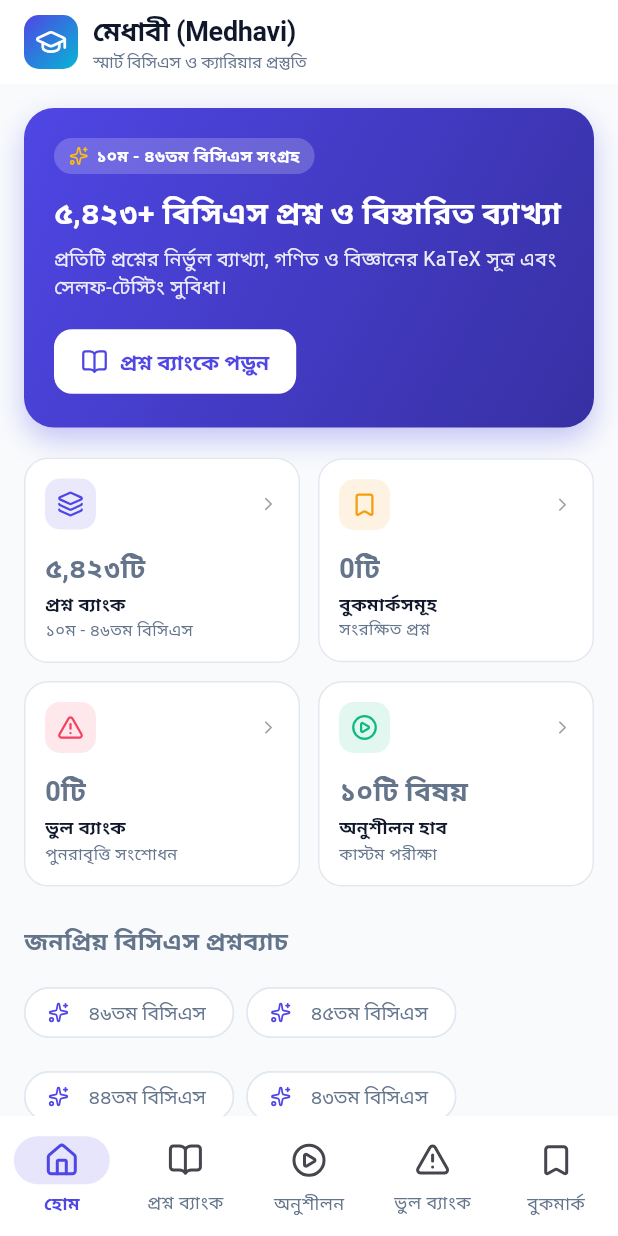
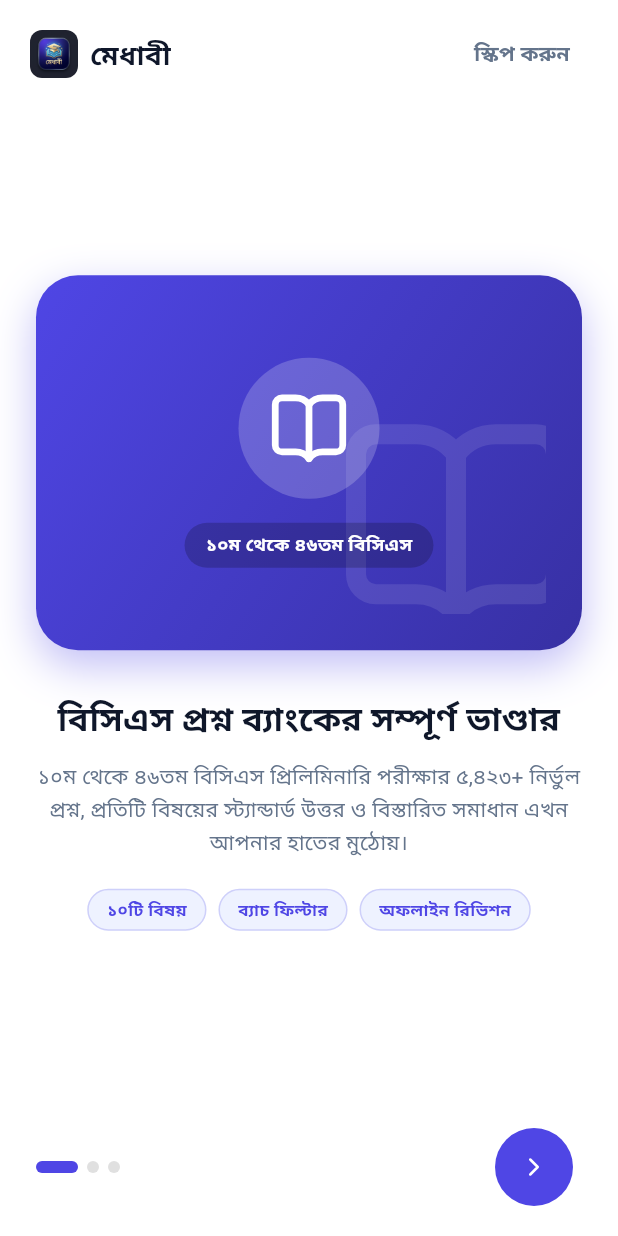
Before and after one commit to bilash-biswas/medhavi-mobile, a Flutter app: the screen it shows after launch, on a phone screen of 412 x 824 dp. Run offline on Flutter 3.47's test engine with Material 3 defaults, Android fonts, the phone set to English and light mode, and no system bars; our stand-ins replace cloud_firestore, firebase_auth, firebase_core, flutter_riverpod, go_router, google_fonts and 2 more; missing offline and left inert: flutter_math_fork; accounts and stored records are empty; Roboto replaces fonts that are missing (Hind Siliguri).

Commit message:
feat: add modern Splash & Onboarding UX with animated carousel, Hive preferences, and custom Bengali 3D app launcher icons

```diff
--- a/lib/core/router/app_router.dart
+++ b/lib/core/router/app_router.dart
@@ -1,12 +1,14 @@
 import 'package:flutter/material.dart';
 import 'package:flutter_riverpod/flutter_riverpod.dart';
 import 'package:go_router/go_router.dart';
-import '../../features/shell/presentation/screens/app_shell_scaffold.dart';
-import '../../features/home/presentation/screens/home_dashboard_screen.dart';
-import '../../features/question_bank/presentation/screens/question_bank_screen.dart';
-import '../../features/practice/presentation/screens/practice_hub_screen.dart';
-import '../../features/mistakes/presentation/screens/mistake_bank_screen.dart';
-import '../../features/bookmarks/presentation/screens/bookmarks_screen.dart';
+import 'package:medhavi_mobile/features/splash/presentation/screens/splash_screen.dart';
+import 'package:medhavi_mobile/features/onboarding/presentation/screens/onboarding_screen.dart';
+import 'package:medhavi_mobile/features/shell/presentation/screens/app_shell_scaffold.dart';
+import 'package:medhavi_mobile/features/home/presentation/screens/home_dashboard_screen.dart';
+import 'package:medhavi_mobile/features/question_bank/presentation/screens/question_bank_screen.dart';
+import 'package:medhavi_mobile/features/practice/presentation/screens/practice_hub_screen.dart';
+import 'package:medhavi_mobile/features/mistakes/presentation/screens/mistake_bank_screen.dart';
+import 'package:medhavi_mobile/features/bookmarks/presentation/screens/bookmarks_screen.dart';
 
 final GlobalKey<NavigatorState> _rootNavigatorKey =
     GlobalKey<NavigatorState>(debugLabel: 'root');
@@ -14,9 +16,24 @@ final GlobalKey<NavigatorState> _rootNavigatorKey =
 final appRouterProvider = Provider<GoRouter>((ref) {
   return GoRouter(
     navigatorKey: _rootNavigatorKey,
-    initialLocation: '/',
+    initialLocation: '/splash',
     debugLogDiagnostics: false,
     routes: [
+      // 1. Splash Screen (Root Navigator, no bottom nav bar)
+      GoRoute(
+        path: '/splash',
+        parentNavigatorKey: _rootNavigatorKey,
+        builder: (context, state) => const SplashScreen(),
+      ),
+
+      // 2. Onboarding Screen (Root Navigator, no bottom nav bar)
+      GoRoute(
+        path: '/onboarding',
+        parentNavigatorKey: _rootNavigatorKey,
+        builder: (context, state) => const OnboardingScreen(),
+      ),
+
+      // 3. Main Application Shell (With persistent bottom nav bar)
       StatefulShellRoute.indexedStack(
         builder: (context, state, navigationShell) {
           return AppShellScaffold(navigationShell: navigationShell);
--- /dev/null
+++ b/lib/features/onboarding/presentation/screens/onboarding_screen.dart
@@ -0,0 +1,383 @@
+import 'package:flutter/material.dart';
+import 'package:flutter_riverpod/flutter_riverpod.dart';
+import 'package:go_router/go_router.dart';
+import 'package:google_fonts/google_fonts.dart';
+import 'package:lucide_icons_flutter/lucide_icons.dart';
+import 'package:medhavi_mobile/core/constants/app_colors.dart';
+import 'package:medhavi_mobile/core/services/preferences_service.dart';
+
+class OnboardingScreen extends ConsumerStatefulWidget {
+  const OnboardingScreen({super.key});
+
+  @override
+  ConsumerState<OnboardingScreen> createState() => _OnboardingScreenState();
+}
+
+class _OnboardingScreenState extends ConsumerState<OnboardingScreen> {
+  final PageController _pageController = PageController();
+  int _currentPage = 0;
+
+  final List<_OnboardingData> _pages = const [
+    _OnboardingData(
+      badge: '১০ম থেকে ৪৬তম বিসিএস',
+      title: 'বিসিএস প্রশ্ন ব্যাংকের সম্পূর্ণ ভাণ্ডার',
+      description:
+          '১০ম থেকে ৪৬তম বিসিএস প্রিলিমিনারি পরীক্ষার ৫,৪২৩+ নির্ভুল প্রশ্ন, প্রতিটি বিষয়ের স্ট্যান্ডার্ড উত্তর ও বিস্তারিত সমাধান এখন আপনার হাতের মুঠোয়।',
+      icon: LucideIcons.bookOpen,
+      gradientColors: [Color(0xFF4F46E5), Color(0xFF3730A3)],
+      chips: ['১০টি বিষয়', 'ব্যাচ ফিল্টার', 'অফলাইন রিভিশন'],
+    ),
+    _OnboardingData(
+      badge: 'সেলফ-টেস্টিং ও সমীকরণ',
+      title: 'স্মার্ট অনুশীলন ও KaTeX গণিত সমাধান',
+      description:
+          'প্রশ্ন পড়ার সাথে সাথেই অপশনে ট্যাপ করে নিজের জ্ঞান যাচাই করুন। গণিত ও বিজ্ঞানের জটিল সমীকরণ ও সূত্র সরাসরি ক্যানভাসে নিখুঁতভাবে প্রদর্শিত হয়।',
+      icon: LucideIcons.sparkles,
+      gradientColors: [Color(0xFF0EA5E9), Color(0xFF0284C7)],
+      chips: ['হ্যাপটিক ফিডব্যাক', 'KaTeX ম্যাথ সূত্র', 'ধাপে ধাপে ব্যাখ্যা'],
+    ),
+    _OnboardingData(
+      badge: 'দুর্বলতা দূরীকরণ',
+      title: 'ভুল ব্যাংক ও স্মার্ট বুকমার্কস',
+      description:
+          'ভুল উত্তরগুলো স্বয়ংক্রিয়ভাবে ভুল ব্যাংকে জমা হবে। পূর্বে দেওয়া ভুল উত্তরের সাথে সঠিক সমাধানের তুলনামূলক পর্যালোচনা দেখে নিশ্চিত করুন ১০০% প্রস্তুতি।',
+      icon: LucideIcons.alertTriangle,
+      gradientColors: [Color(0xFFF43F5E), Color(0xFFBE123C)],
+      chips: ['তুলনামূলক মূল্যায়ন', 'ভুল সংশোধন ড্রিল', 'কাস্টম বুকমার্ক'],
+    ),
+  ];
+
+  Future<void> _completeOnboarding() async {
+    final prefs = ref.read(preferencesServiceProvider);
+    await prefs.setHasSeenOnboarding(true);
+    if (!mounted) return;
+    context.go('/');
+  }
+
+  void _nextPage() {
+    if (_currentPage < _pages.length - 1) {
+      _pageController.nextPage(
+        duration: const Duration(milliseconds: 350),
+        curve: Curves.easeInOut,
+      );
+    } else {
+      _completeOnboarding();
+    }
+  }
+
+  @override
+  void dispose() {
+    _pageController.dispose();
+    super.dispose();
+  }
+
+  @override
+  Widget build(BuildContext context) {
+    final isDark = Theme.of(context).brightness == Brightness.dark;
+    final isLastPage = _currentPage == _pages.length - 1;
+
+    return Scaffold(
+      backgroundColor: isDark ? AppColors.backgroundDark : Colors.white,
+      body: SafeArea(
+        child: Column(
+          children: [
+            // 1. Top Header (Logo & Skip button)
+            Padding(
+              padding: const EdgeInsets.symmetric(horizontal: 20, vertical: 12),
+              child: Row(
+                mainAxisAlignment: MainAxisAlignment.spaceBetween,
+                children: [
+                  Row(
+                    children: [
+                      Container(
+                        width: 32,
+                        height: 32,
+                        decoration: BoxDecoration(
+                          borderRadius: BorderRadius.circular(8),
+                        ),
+                        child: ClipRRect(
+                          borderRadius: BorderRadius.circular(8),
+                          child: Image.asset(
+                            'assets/images/app_logo.png',
+                            fit: BoxFit.cover,
+                          ),
+                        ),
+                      ),
+                      const SizedBox(width: 8),
+                      Text(
+                        'মেধাবী',
+                        style: GoogleFonts.hindSiliguri(
+                          fontSize: 18,
+                          fontWeight: FontWeight.bold,
+                          color: isDark ? Colors.white : AppColors.textPrimaryLight,
+                        ),
+                      ),
+                    ],
+                  ),
+
+                  // Skip Button
+                  if (!isLastPage)
+                    TextButton(
+                      onPressed: _completeOnboarding,
+                      child: Text(
+                        'স্কিপ করুন',
+                        style: GoogleFonts.hindSiliguri(
+                          fontSize: 14,
+                          fontWeight: FontWeight.w600,
+                          color: isDark
+                              ? AppColors.textSecondaryDark
+                              : AppColors.textSecondaryLight,
+                        ),
+                      ),
+                    ),
+                ],
+              ),
+            ),
+
+            // 2. PageView Content
+            Expanded(
+              child: PageView.builder(
+                controller: _pageController,
+                itemCount: _pages.length,
+                onPageChanged: (index) {
+                  setState(() => _currentPage = index);
+                },
+                itemBuilder: (context, index) {
+                  final page = _pages[index];
+                  return Padding(
+                    padding: const EdgeInsets.symmetric(horizontal: 24),
+                    child: Column(
+                      mainAxisAlignment: MainAxisAlignment.center,
+                      children: [
+                        // Visual Feature Graphic Box
+                        Container(
+                          width: double.infinity,
+                          height: 250,
+                          padding: const EdgeInsets.all(24),
+                          decoration: BoxDecoration(
+                            gradient: LinearGradient(
+                              colors: page.gradientColors,
+                              begin: Alignment.topLeft,
+                              end: Alignment.bottomRight,
+                            ),
+                            borderRadius: BorderRadius.circular(28),
+                            boxShadow: [
+                              BoxShadow(
+                                color: page.gradientColors.first
+                                    .withValues(alpha: 0.35),
+                                blurRadius: 24,
+                                offset: const Offset(0, 10),
+                              ),
+                            ],
+                          ),
+                          child: Stack(
+                            alignment: Alignment.center,
+                            children: [
+                              // Decorative background icon
+                              Positioned(
+                                right: -20,
+                                bottom: -20,
+                                child: Icon(
+                                  page.icon,
+                                  size: 160,
+                                  color: Colors.white.withValues(alpha: 0.1),
+                                ),
+                              ),
+
+                              // Central emblem
+                              Column(
+                                mainAxisAlignment: MainAxisAlignment.center,
+                                children: [
+                                  Container(
+                                    padding: const EdgeInsets.all(20),
+                                    decoration: BoxDecoration(
+                                      color: Colors.white.withValues(alpha: 0.2),
+                                      shape: BoxShape.circle,
+                                    ),
+                                    child: Icon(
+                                      page.icon,
+                                      size: 54,
+                                      color: Colors.white,
+                                    ),
+                                  ),
+                                  const SizedBox(height: 16),
+                                  Container(
+                                    padding: const EdgeInsets.symmetric(
+                                        horizontal: 14, vertical: 6),
+                                    decoration: BoxDecoration(
+                                      color: Colors.black.withValues(alpha: 0.2),
+                                      borderRadius: BorderRadius.circular(20),
+                                    ),
+                                    child: Text(
+                                      page.badge,
+                                      style: const TextStyle(
+                                        color: Colors.white,
+                                        fontSize: 12,
+                                        fontWeight: FontWeight.bold,
+                                      ),
+                                    ),
+                                  ),
+                                ],
+                              ),
+                            ],
+                          ),
+                        ),
+                        const SizedBox(height: 32),
+
+                        // Title
+                        Text(
+                          page.title,
+                          textAlign: TextAlign.center,
+                          style: GoogleFonts.hindSiliguri(
+                            fontSize: 22,
+                            fontWeight: FontWeight.bold,
+                            color: isDark
+                                ? AppColors.textPrimaryDark
+                                : AppColors.textPrimaryLight,
+                            height: 1.25,
+                          ),
+                        ),
+                        const SizedBox(height: 12),
+
+                        // Description
+                        Text(
+                          page.description,
+                          textAlign: TextAlign.center,
+                          style: GoogleFonts.hindSiliguri(
+                            fontSize: 14,
+                            color: isDark
+                                ? AppColors.textSecondaryDark
+                                : AppColors.textSecondaryLight,
+                            height: 1.5,
+                          ),
+                        ),
+                        const SizedBox(height: 20),
+
+                        // Feature Chips
+                        Wrap(
+                          spacing: 8,
+                          runSpacing: 8,
+                          alignment: WrapAlignment.center,
+                          children: page.chips.map((chip) {
+                            return Container(
+                              padding: const EdgeInsets.symmetric(
+                                  horizontal: 12, vertical: 5),
+                              decoration: BoxDecoration(
+                                color: isDark
+                                    ? AppColors.cardDark
+                                    : AppColors.primaryBgLight,
+                                borderRadius: BorderRadius.circular(16),
+                                border: Border.all(
+                                  color: isDark
+                                      ? AppColors.borderDark
+                                      : AppColors.primary.withValues(alpha: 0.2),
+                                ),
+                              ),
+                              child: Text(
+                                chip,
+                                style: TextStyle(
+                                  fontSize: 11,
+                                  fontWeight: FontWeight.w600,
+                                  color: isDark
+                                      ? AppColors.textPrimaryDark
+                                      : AppColors.primary,
+                                ),
+                              ),
+                            );
+                          }).toList(),
+                        ),
+                      ],
+                    ),
+                  );
+                },
+              ),
+            ),
+
+            // 3. Bottom Controls (Page Indicator & Action Button)
+            Padding(
+              padding: const EdgeInsets.symmetric(horizontal: 24, vertical: 20),
+              child: Row(
+                mainAxisAlignment: MainAxisAlignment.spaceBetween,
+                children: [
+                  // Animated Page Indicator Pills
+                  Row(
+                    children: List.generate(_pages.length, (index) {
+                      final isActive = index == _currentPage;
+                      return AnimatedContainer(
+                        duration: const Duration(milliseconds: 300),
+                        margin: const EdgeInsets.only(right: 6),
+                        width: isActive ? 28 : 8,
+                        height: 8,
+                        decoration: BoxDecoration(
+                          color: isActive
+                              ? AppColors.primary
+                              : (isDark ? Colors.white24 : Colors.black12),
+                          borderRadius: BorderRadius.circular(4),
+                        ),
+                      );
+                    }),
+                  ),
+
+                  // Action Button
+                  if (!isLastPage)
+                    ElevatedButton(
+                      style: ElevatedButton.styleFrom(
+                        shape: const CircleBorder(),
+                        padding: const EdgeInsets.all(16),
+                        backgroundColor: AppColors.primary,
+                      ),
+                      onPressed: _nextPage,
+                      child: const Icon(
+                        LucideIcons.chevronRight,
+                        color: Colors.white,
+                        size: 20,
+                      ),
+                    )
+                  else
+                    ElevatedButton.icon(
+                      style: ElevatedButton.styleFrom(
+                        backgroundColor: AppColors.primary,
+                        foregroundColor: Colors.white,
+                        padding: const EdgeInsets.symmetric(
+                            horizontal: 24, vertical: 14),
+                        shape: RoundedRectangleBorder(
+                          borderRadius: BorderRadius.circular(14),
+                        ),
+                      ),
+                      icon: const Icon(LucideIcons.sparkles, size: 18),
+                      label: Text(
+                        'শুরু করুন',
+                        style: GoogleFonts.hindSiliguri(
+                          fontSize: 15,
+                          fontWeight: FontWeight.bold,
+                        ),
+                      ),
+                      onPressed: _completeOnboarding,
+                    ),
+                ],
+              ),
+            ),
+          ],
+        ),
+      ),
+    );
+  }
+}
+
+class _OnboardingData {
+  final String badge;
+  final String title;
+  final String description;
+  final IconData icon;
+  final List<Color> gradientColors;
+  final List<String> chips;
+
+  const _OnboardingData({
+    required this.badge,
+    required this.title,
+    required this.description,
+    required this.icon,
+    required this.gradientColors,
+    required this.chips,
+  });
+}
```
Also changed, not shown: lib/core/services/preferences_service.dart (added, +36 -0 lines), lib/features/splash/presentation/screens/splash_screen.dart (added, +220 -0 lines), pubspec.yaml (+3 -4 lines), assets/images/app_logo.png (added), 13 other files.
